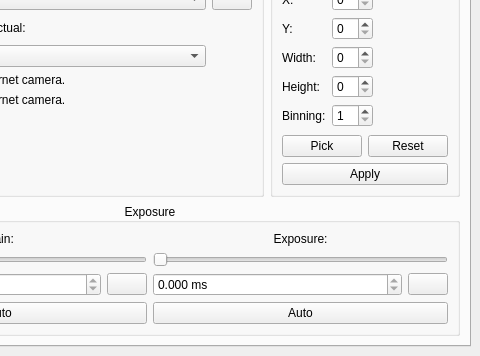
Qt form src/mainwindow.ui (AD-Vega/qarv) before a commit; both pictures show x 180 to 660 and y 275 to 631 of the 660 by 631 pixel window.
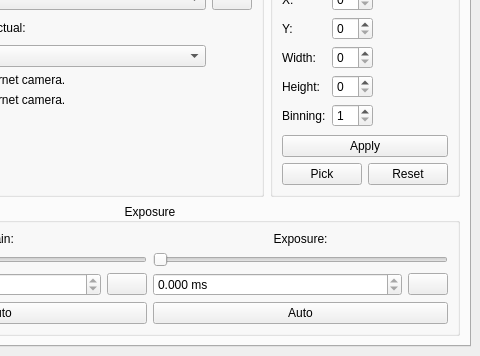
The same form after that commit. Icons and pictures are not drawn. Custom widgets are drawn as their Qt base class.

Commit message: Immediately apply ROI when picked.

What changed in the file:
```diff
--- a/src/mainwindow.ui
+++ b/src/mainwindow.ui
@@ -326,6 +326,16 @@
                </item>
               </layout>
              </item>
+             <item>
+              <widget class="QPushButton" name="applyROIButton">
+               <property name="toolTip">
+                <string>Set the camera's ROI.</string>
+               </property>
+               <property name="text">
+                <string>Apply</string>
+               </property>
+              </widget>
+             </item>
              <item>
               <layout class="QHBoxLayout" name="horizontalLayout_6">
                <item>
@@ -353,16 +363,6 @@
                </item>
               </layout>
              </item>
-             <item>
-              <widget class="QPushButton" name="applyROIButton">
-               <property name="toolTip">
-                <string>Set the camera's ROI.</string>
-               </property>
-               <property name="text">
-                <string>Apply</string>
-               </property>
-              </widget>
-             </item>
             </layout>
            </widget>
           </item>
```
The commit also changes 1 other file.
